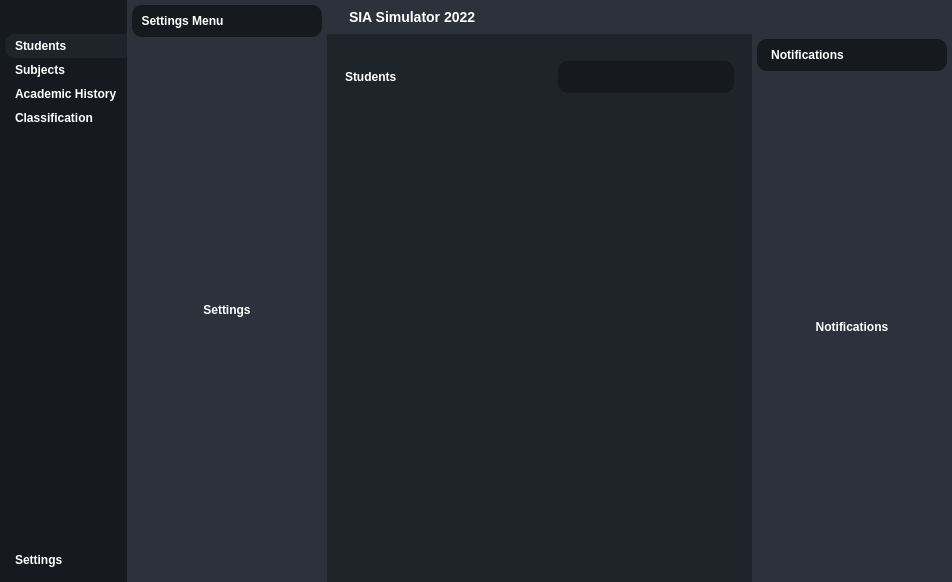
First picture: the form in res/interface.ui, repository crisleoc/un_poo_project, before the edit.
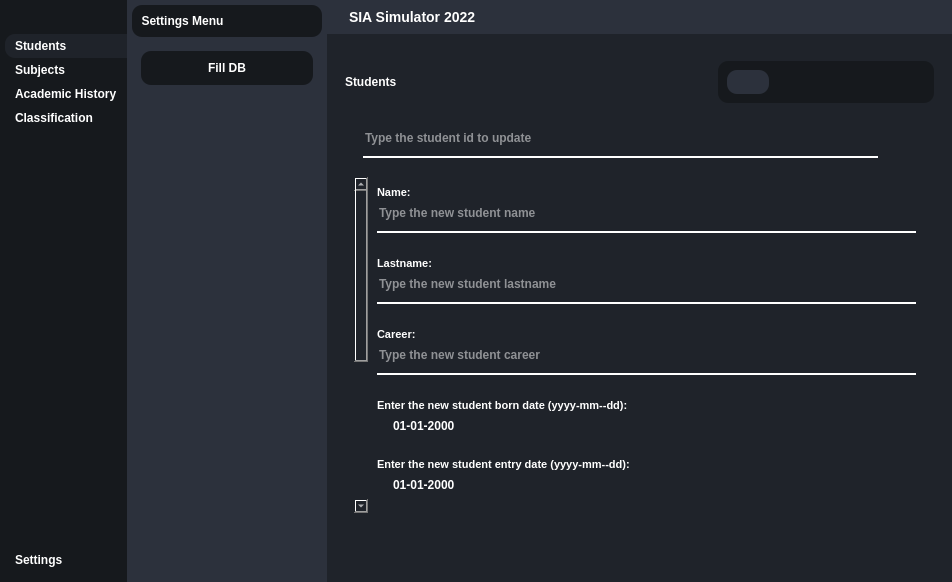
Second picture: the form after the edit. The open tabs and pages were chosen to show the change. Icons and pictures are not drawn.

```diff
--- a/res/interface.ui
+++ b/res/interface.ui
@@ -59,6 +59,16 @@
 	border-radius: 10px;
 }
 
+#filldbBtn {
+	background-color: #16191d;
+	border-radius: 10px;
+	padding: 10px 5px;
+}
+
+#filldbBtn:hover {
+	background-color: #1f232a;
+}
+
 #headerContainer {
 	background-color: #2c313c;
 }
@@ -73,7 +83,6 @@
 QTableWidget {
 	background-color: rgb(255, 255, 255, 0.6);
 	color: rgb(0, 0, 0);
-	grid-color: #343b47;
 	font-size: 11px;
 }
 
@@ -497,21 +506,50 @@
             <widget class="QWidget" name="page_settings">
              <layout class="QVBoxLayout" name="verticalLayout_8">
               <item>
-               <widget class="QLabel" name="label_2">
-                <property name="font">
-                 <font>
-                  <pointsize>-1</pointsize>
-                  <weight>62</weight>
-                  <italic>false</italic>
-                  <bold>true</bold>
-                 </font>
+               <widget class="QFrame" name="frame_22">
+                <property name="frameShape">
+                 <enum>QFrame::StyledPanel</enum>
                 </property>
-                <property name="text">
-                 <string>Settings</string>
+                <property name="frameShadow">
+                 <enum>QFrame::Raised</enum>
                 </property>
-                <property name="alignment">
-                 <set>Qt::AlignCenter</set>
-                </property>
+                <layout class="QHBoxLayout" name="horizontalLayout_13">
+                 <property name="spacing">
+                  <number>0</number>
+                 </property>
+                 <property name="leftMargin">
+                  <number>0</number>
+                 </property>
+                 <property name="topMargin">
+                  <number>0</number>
+                 </property>
+                 <property name="rightMargin">
+                  <number>0</number>
+                 </property>
+                 <property name="bottomMargin">
+                  <number>0</number>
+                 </property>
+                 <item alignment="Qt::AlignTop">
+                  <widget class="QPushButton" name="filldbBtn">
+                   <property name="cursor">
+                    <cursorShape>PointingHandCursor</cursorShape>
+                   </property>
+                   <property name="text">
+                    <string>Fill DB</string>
+                   </property>
+                   <property name="icon">
+                    <iconset resource="resources.qrc">
+                     <normaloff>:/icons/icons/database.svg</normaloff>:/icons/icons/database.svg</iconset>
+                   </property>
+                   <property name="iconSize">
+                    <size>
+                     <width>24</width>
+                     <height>24</height>
+                    </size>
+                   </property>
+                  </widget>
+                 </item>
+                </layout>
                </widget>
               </item>
              </layout>
@@ -850,6 +888,16 @@
                        </item>
                        <item alignment="Qt::AlignRight">
                         <widget class="QFrame" name="frame_9">
+                         <property name="styleSheet">
+                          <string notr="true">QPushButton {
+	padding: 5px;
+	border-radius: 10px;
+}
+
+QPushButton:hover {
+	background-color: #1f232a
+}</string>
+                         </property>
                          <property name="frameShape">
                           <enum>QFrame::StyledPanel</enum>
                          </property>
@@ -873,13 +921,16 @@
                            <number>9</number>
                           </property>
                           <item>
-                           <widget class="QPushButton" name="createStudentBtn">
+                           <widget class="QPushButton" name="createStudentBtnMain">
                             <property name="cursor">
                              <cursorShape>PointingHandCursor</cursorShape>
                             </property>
                             <property name="toolTip">
                              <string>Add student</string>
                             </property>
+                            <property name="styleSheet">
+                             <string notr="true">background-color: #2c313c</string>
+                            </property>
                             <property name="text">
                              <string/>
                             </property>
@@ -919,7 +970,7 @@
                            </widget>
                           </item>
                           <item>
-                           <widget class="QPushButton" name="updateStudentBtn">
+                           <widget class="QPushButton" name="updateStudentBtnMain">
                             <property name="cursor">
                              <cursorShape>PointingHandCursor</cursorShape>
                             </property>
@@ -942,7 +993,7 @@
                            </widget>
                           </item>
                           <item>
-                           <widget class="QPushButton" name="deleteStudentBtn">
+                           <widget class="QPushButton" name="deleteStudentBtnMain">
                             <property name="cursor">
                              <cursorShape>PointingHandCursor</cursorShape>
                             </property>
@@ -1578,7 +1629,424 @@
                          <widget class="QWidget" name="page_updateStudent">
                           <layout class="QVBoxLayout" name="verticalLayout_23">
                            <item>
-                            <widget class="QWidget" name="widget_6" native="true"/>
+                            <widget class="QWidget" name="widget_6" native="true">
+                             <layout class="QVBoxLayout" name="verticalLayout_57">
+                              <property name="spacing">
+                               <number>10</number>
+                              </property>
+                              <property name="leftMargin">
+                               <number>0</number>
+                              </property>
+                              <property name="topMargin">
+                               <number>0</number>
+                              </property>
+                              <property name="rightMargin">
+                               <number>0</number>
+                              </property>
+                              <property name="bottomMargin">
+                               <number>0</number>
+                              </property>
+                              <item>
+                               <widget class="QFrame" name="frame_23">
+                                <property name="frameShape">
+                                 <enum>QFrame::StyledPanel</enum>
+                                </property>
+                                <property name="frameShadow">
+                                 <enum>QFrame::Raised</enum>
+                                </property>
+                                <layout class="QHBoxLayout" name="horizontalLayout_15">
+                                 <item>
+                                  <widget class="QLineEdit" name="lineEdit_searchStudentU">
+                                   <property name="placeholderText">
+                                    <string>Type the student id to update</string>
+                                   </property>
+                                  </widget>
+                                 </item>
+                                 <item>
+                                  <widget class="QPushButton" name="searchStudentBtnU">
+                                   <property name="cursor">
+                                    <cursorShape>PointingHandCursor</cursorShape>
+                                   </property>
+                                   <property name="toolTip">
+                                    <string>Search student</string>
+                                   </property>
+                                   <property name="text">
+                                    <string/>
+                                   </property>
+                                   <property name="icon">
+                                    <iconset resource="resources.qrc">
+                                     <normaloff>:/icons/icons/search.svg</normaloff>:/icons/icons/search.svg</iconset>
+                                   </property>
+                                   <property name="iconSize">
+                                    <size>
+                                     <width>24</width>
+                                     <height>24</height>
+                                    </size>
+                                   </property>
+                                  </widget>
+                                 </item>
+                                </layout>
+                               </widget>
+                              </item>
+                              <item>
+                               <widget class="QScrollArea" name="scrollArea_2">
+                                <property name="layoutDirection">
+                                 <enum>Qt::RightToLeft</enum>
+                                </property>
+                                <property name="widgetResizable">
+                                 <bool>true</bool>
+                                </property>
+                                <widget class="QWidget" name="scrollAreaWidgetContents_3">
+                                 <property name="geometry">
+                                  <rect>
+                                   <x>0</x>
+                                   <y>0</y>
+                                   <width>519</width>
+                                   <height>609</height>
+                                  </rect>
+                                 </property>
+                                 <layout class="QVBoxLayout" name="verticalLayout_35">
+                                  <property name="leftMargin">
+                                   <number>0</number>
+                                  </property>
+                                  <property name="topMargin">
+                                   <number>0</number>
+                                  </property>
+                                  <property name="rightMargin">
+                                   <number>0</number>
+                                  </property>
+                                  <property name="bottomMargin">
+                                   <number>0</number>
+                                  </property>
+                                  <item>
+                                   <widget class="QFrame" name="frame_35">
+                                    <property name="styleSheet">
+                                     <string notr="true"/>
+                                    </property>
+                                    <property name="frameShape">
+                                     <enum>QFrame::StyledPanel</enum>
+                                    </property>
+                                    <property name="frameShadow">
+                                     <enum>QFrame::Raised</enum>
+                                    </property>
+                                    <layout class="QVBoxLayout" name="verticalLayout_48">
+                                     <item>
+                                      <widget class="QLabel" name="label_33">
+                                       <property name="text">
+                                        <string>Name:</string>
+                                       </property>
+                                      </widget>
+                                     </item>
+                                     <item>
+                                      <widget class="QLineEdit" name="lineEdit_uName">
+                                       <property name="autoFillBackground">
+                                        <bool>false</bool>
+                                       </property>
+                                       <property name="placeholderText">
+                                        <string>Type the new student name</string>
+                                       </property>
+                                      </widget>
+                                     </item>
+                                    </layout>
+                                   </widget>
+                                  </item>
+                                  <item>
+                                   <widget class="QFrame" name="frame_36">
+                                    <property name="styleSheet">
+                                     <string notr="true"/>
+                                    </property>
+                                    <property name="frameShape">
+                                     <enum>QFrame::StyledPanel</enum>
+                                    </property>
+                                    <property name="frameShadow">
+                                     <enum>QFrame::Raised</enum>
+                                    </property>
+                                    <layout class="QVBoxLayout" name="verticalLayout_49">
+                                     <item>
+                                      <widget class="QLabel" name="label_34">
+                                       <property name="text">
+                                        <string>Lastname:</string>
+                                       </property>
+                                      </widget>
+                                     </item>
+                                     <item>
+                                      <widget class="QLineEdit" name="lineEdit_uLastName">
+                                       <property name="autoFillBackground">
+                                        <bool>false</bool>
+                                       </property>
+                                       <property name="placeholderText">
+                                        <string>Type the new student lastname</string>
+                                       </property>
+                                      </widget>
+                                     </item>
+                                    </layout>
+                                   </widget>
+                                  </item>
+                                  <item>
+                                   <widget class="QFrame" name="frame_37">
+                                    <property name="styleSheet">
+                                     <string notr="true"/>
+                                    </property>
+                                    <property name="frameShape">
+                                     <enum>QFrame::StyledPanel</enum>
+                                    </property>
+                                    <property name="frameShadow">
+                                     <enum>QFrame::Raised</enum>
+                                    </property>
+                                    <layout class="QVBoxLayout" name="verticalLayout_50">
+                                     <item>
+                                      <widget class="QLabel" name="label_35">
+                                       <property name="text">
+                                        <string>Career:</string>
+                                       </property>
+                                      </widget>
+                                     </item>
+                                     <item>
+                                      <widget class="QLineEdit" name="lineEdit_uCareer">
+                                       <property name="autoFillBackground">
+                                        <bool>false</bool>
+                                       </property>
+                                       <property name="placeholderText">
+                                        <string>Type the new student career</string>
+                                       </property>
+                                      </widget>
+                                     </item>
+                                    </layout>
+                                   </widget>
+                                  </item>
+                                  <item>
+                                   <widget class="QFrame" name="frame_38">
+                                    <property name="styleSheet">
+                                     <string notr="true"/>
+                                    </property>
+                                    <property name="frameShape">
+                                     <enum>QFrame::StyledPanel</enum>
+                                    </property>
+                                    <property name="frameShadow">
+                                     <enum>QFrame::Raised</enum>
+                                    </property>
+                                    <layout class="QVBoxLayout" name="verticalLayout_51">
+                                     <item>
+                                      <widget class="QLabel" name="label_36">
+                                       <property name="text">
+                                        <string>Enter the new student born date (yyyy-mm--dd):</string>
+                                       </property>
+                                      </widget>
+                                     </item>
+                                     <item>
+                                      <widget class="QDateEdit" name="dateEdit_uBornD">
+                                       <property name="displayFormat">
+                                        <string>dd-MM-yyyy</string>
+                                       </property>
+                                      </widget>
+                                     </item>
+                                    </layout>
+                                   </widget>
+                                  </item>
+                                  <item>
+                                   <widget class="QFrame" name="frame_39">
+                                    <property name="styleSheet">
+                                     <string notr="true"/>
+                                    </property>
+                                    <property name="frameShape">
+                                     <enum>QFrame::StyledPanel</enum>
+                                    </property>
+                                    <property name="frameShadow">
+                                     <enum>QFrame::Raised</enum>
+                                    </property>
+                                    <layout class="QVBoxLayout" name="verticalLayout_52">
+                                     <item>
+                                      <widget class="QLabel" name="label_37">
+                                       <property name="text">
+                                        <string>Enter the new student entry date (yyyy-mm--dd):</string>
+                                       </property>
+                                      </widget>
+                                     </item>
+                                     <item>
+                                      <widget class="QDateEdit" name="dateEdit_uEntryD">
+                                       <property name="displayFormat">
+                                        <string>dd-MM-yyyy</string>
+                                       </property>
+                                      </widget>
+                                     </item>
+                                    </layout>
+                                   </widget>
+                                  </item>
+                                  <item>
+                                   <widget class="QFrame" name="frame_40">
+                                    <property name="styleSheet">
+                                     <string notr="true"/>
+                                    </property>
+                                    <property name="frameShape">
+                                     <enum>QFrame::StyledPanel</enum>
+                                    </property>
+                                    <property name="frameShadow">
+                                     <enum>QFrame::Raised</enum>
+                                    </property>
+                                    <layout class="QVBoxLayout" name="verticalLayout_53">
+                                     <item>
+                                      <widget class="QLabel" name="label_38">
+                                       <property name="text">
+                                        <string>Place origin:</string>
+                                       </property>
+                                      </widget>
+                                     </item>
+                                     <item>
+                                      <widget class="QLineEdit" name="lineEdit_uOrigin">
+                                       <property name="autoFillBackground">
+                                        <bool>false</bool>
+                                       </property>
+                                       <property name="placeholderText">
+                                        <string>Type the new student place origin</string>
+                                       </property>
+                                      </widget>
+                                     </item>
+                                    </layout>
+                                   </widget>
+                                  </item>
+                                  <item>
+                                   <widget class="QFrame" name="frame_41">
+                                    <property name="styleSheet">
+                                     <string notr="true"/>
+                                    </property>
+                                    <property name="frameShape">
+                                     <enum>QFrame::StyledPanel</enum>
+                                    </property>
+                                    <property name="frameShadow">
+                                     <enum>QFrame::Raised</enum>
+                                    </property>
+                                    <layout class="QVBoxLayout" name="verticalLayout_54">
+                                     <item>
+                                      <widget class="QLabel" name="label_39">
+                                       <property name="text">
+                                        <string>E-mail:</string>
+                                       </property>
+                                      </widget>
+                                     </item>
+                                     <item>
+                                      <widget class="QLineEdit" name="lineEdit_uEmail">
+                                       <property name="autoFillBackground">
+                                        <bool>false</bool>
+                                       </property>
+                                       <property name="text">
+                                        <string/>
+                                       </property>
+                                       <property name="placeholderText">
+                                        <string>Type the new student email</string>
+                                       </property>
+                                      </widget>
+                                     </item>
+                                    </layout>
+                                   </widget>
+                                  </item>
+                                  <item>
+                                   <widget class="QFrame" name="frame_42">
+                                    <property name="styleSheet">
+                                     <string notr="true"/>
+                                    </property>
+                                    <property name="frameShape">
+                                     <enum>QFrame::StyledPanel</enum>
+                                    </property>
+                                    <property name="frameShadow">
+                                     <enum>QFrame::Raised</enum>
+                                    </property>
+                                    <layout class="QVBoxLayout" name="verticalLayout_55">
+                                     <item>
+                                      <widget class="QLabel" name="label_40">
+                                       <property name="text">
+                                        <string>Enroll quantity:</string>
+                                       </property>
+                                      </widget>
+                                     </item>
+                                     <item>
+                                      <widget class="QLineEdit" name="lineEdit_uEnroll">
+                                       <property name="autoFillBackground">
+                                        <bool>false</bool>
+                                       </property>
+                                       <property name="placeholderText">
+                                        <string>Type the new student's enrollment number</string>
+                                       </property>
+                                      </widget>
+                                     </item>
+                                    </layout>
+                                   </widget>
+                                  </item>
+                                  <item>
+                                   <widget class="QFrame" name="frame_43">
+                                    <property name="styleSheet">
+                                     <string notr="true"/>
+                                    </property>
+                                    <property name="frameShape">
+                                     <enum>QFrame::StyledPanel</enum>
+                                    </property>
+                                    <property name="frameShadow">
+                                     <enum>QFrame::Raised</enum>
+                                    </property>
+                                    <layout class="QVBoxLayout" name="verticalLayout_56">
+                                     <item>
+                                      <widget class="QLabel" name="label_41">
+                                       <property name="text">
+                                        <string>Picture URL:</string>
+                                       </property>
+                                      </widget>
+                                     </item>
+                                     <item>
+                                      <widget class="QLineEdit" name="lineEdit_uPURL">
+                                       <property name="autoFillBackground">
+                                        <bool>false</bool>
+                                       </property>
+                                       <property name="placeholderText">
+                                        <string>Type the new student picture URL</string>
+                                       </property>
+                                      </widget>
+                                     </item>
+                                    </layout>
+                                   </widget>
+                                  </item>
+                                 </layout>
+                                </widget>
+                               </widget>
+                              </item>
+                              <item alignment="Qt::AlignHCenter|Qt::AlignVCenter">
+                               <widget class="QFrame" name="frame_44">
+                                <property name="frameShape">
+                                 <enum>QFrame::StyledPanel</enum>
+                                </property>
+                                <property name="frameShadow">
+                                 <enum>QFrame::Raised</enum>
+                                </property>
+                                <layout class="QVBoxLayout" name="verticalLayout_47">
+                                 <property name="spacing">
+                                  <number>30</number>
+                                 </property>
+                                 <item>
+                                  <widget class="QPushButton" name="updateStudentBtn">
+                                   <property name="cursor">
+                                    <cursorShape>PointingHandCursor</cursorShape>
+                                   </property>
+                                   <property name="toolTip">
+                                    <string>Update student</string>
+                                   </property>
+                                   <property name="text">
+                                    <string/>
+                                   </property>
+                                   <property name="icon">
+                                    <iconset resource="resources.qrc">
+                                     <normaloff>:/icons/icons/refresh-ccw.svg</normaloff>:/icons/icons/refresh-ccw.svg</iconset>
+                                   </property>
+                                   <property name="iconSize">
+                                    <size>
+                                     <width>24</width>
+                                     <height>24</height>
+                                    </size>
+                                   </property>
+                                  </widget>
+                                 </item>
+                                </layout>
+                               </widget>
+                              </item>
+                             </layout>
+                            </widget>
                            </item>
                           </layout>
                          </widget>
@@ -1670,125 +2138,6 @@
             </layout>
            </widget>
           </item>
-          <item alignment="Qt::AlignRight">
-           <widget class="QWidget" name="rightMenuContainer" native="true">
-            <property name="minimumSize">
-             <size>
-              <width>200</width>
-              <height>0</height>
-             </size>
-            </property>
-            <layout class="QVBoxLayout" name="verticalLayout_10">
-             <property name="spacing">
-              <number>0</number>
-             </property>
-             <property name="leftMargin">
-              <number>0</number>
-             </property>
-             <property name="topMargin">
-              <number>0</number>
-             </property>
-             <property name="rightMargin">
-              <number>0</number>
-             </property>
-             <property name="bottomMargin">
-              <number>0</number>
-             </property>
-             <item>
-              <widget class="QWidget" name="rightMenuSubContainer" native="true">
-               <layout class="QVBoxLayout" name="verticalLayout_11">
-                <property name="spacing">
-                 <number>5</number>
-                </property>
-                <property name="leftMargin">
-                 <number>5</number>
-                </property>
-                <property name="topMargin">
-                 <number>5</number>
-                </property>
-                <property name="rightMargin">
-                 <number>5</number>
-                </property>
-                <property name="bottomMargin">
-                 <number>5</number>
-                </property>
-                <item>
-                 <widget class="QFrame" name="frame_8">
-                  <property name="frameShape">
-                   <enum>QFrame::StyledPanel</enum>
-                  </property>
-                  <property name="frameShadow">
-                   <enum>QFrame::Raised</enum>
-                  </property>
-                  <layout class="QHBoxLayout" name="horizontalLayout_8">
-                   <item>
-                    <widget class="QLabel" name="label_5">
-                     <property name="text">
-                      <string>Notifications</string>
-                     </property>
-                     <property name="alignment">
-                      <set>Qt::AlignCenter</set>
-                     </property>
-                    </widget>
-                   </item>
-                   <item alignment="Qt::AlignRight">
-                    <widget class="QPushButton" name="pushButton_6">
-                     <property name="cursor">
-                      <cursorShape>PointingHandCursor</cursorShape>
-                     </property>
-                     <property name="toolTip">
-                      <string>Close notificatios</string>
-                     </property>
-                     <property name="text">
-                      <string/>
-                     </property>
-                     <property name="icon">
-                      <iconset resource="resources.qrc">
-                       <normaloff>:/icons/icons/x-circle.svg</normaloff>:/icons/icons/x-circle.svg</iconset>
-                     </property>
-                     <property name="iconSize">
-                      <size>
-                       <width>24</width>
-                       <height>24</height>
-                      </size>
-                     </property>
-                    </widget>
-                   </item>
-                  </layout>
-                 </widget>
-                </item>
-                <item>
-                 <widget class="QStackedWidget" name="stackedWidget_notifications">
-                  <widget class="QWidget" name="page_notifications">
-                   <layout class="QVBoxLayout" name="verticalLayout_12">
-                    <item>
-                     <widget class="QLabel" name="label_6">
-                      <property name="font">
-                       <font>
-                        <pointsize>-1</pointsize>
-                        <weight>62</weight>
-                        <italic>false</italic>
-                        <bold>true</bold>
-                       </font>
-                      </property>
-                      <property name="text">
-                       <string>Notifications</string>
-                      </property>
-                      <property name="alignment">
-                       <set>Qt::AlignCenter</set>
-                      </property>
-                     </widget>
-                    </item>
-                   </layout>
-                  </widget>
-                 </widget>
-                </item>
-               </layout>
-              </widget>
-             </item>
-            </layout>
-           </widget>
-          </item>
          </layout>
         </widget>
        </item>
```
Left out of the diff: 212 changed lines with no effect on the pictures.
